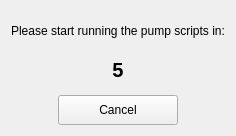
This is pol_waitingDialog.ui in CesarCarvajal/Oxymetry-Backup-2018 as Qt 5 draws it before an edit. The edited form follows.
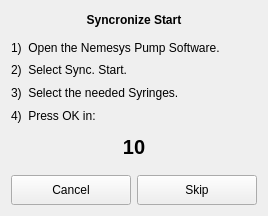
This is the edited form.

```diff
--- a/pol_waitingDialog.ui
+++ b/pol_waitingDialog.ui
@@ -9,8 +9,8 @@
    <rect>
     <x>0</x>
     <y>0</y>
-    <width>235</width>
-    <height>136</height>
+    <width>268</width>
+    <height>216</height>
    </rect>
   </property>
   <property name="windowTitle">
@@ -19,6 +19,23 @@
   <layout class="QVBoxLayout" name="verticalLayout_2">
    <item>
     <layout class="QVBoxLayout" name="verticalLayout">
+     <item>
+      <widget class="QLabel" name="label_3">
+       <property name="font">
+        <font>
+         <pointsize>9</pointsize>
+         <weight>75</weight>
+         <bold>true</bold>
+        </font>
+       </property>
+       <property name="text">
+        <string>Syncronize Start</string>
+       </property>
+       <property name="alignment">
+        <set>Qt::AlignCenter</set>
+       </property>
+      </widget>
+     </item>
      <item>
       <spacer name="verticalSpacer_3">
        <property name="orientation">
@@ -38,7 +55,28 @@
      <item>
       <widget class="QLabel" name="label_message">
        <property name="text">
-        <string>Please start running the pump scripts in:</string>
+        <string>1)  Open the Nemesys Pump Software.</string>
+       </property>
+      </widget>
+     </item>
+     <item>
+      <widget class="QLabel" name="label">
+       <property name="text">
+        <string>2)  Select Sync. Start.</string>
+       </property>
+      </widget>
+     </item>
+     <item>
+      <widget class="QLabel" name="label_2">
+       <property name="text">
+        <string>3)  Select the needed Syringes.</string>
+       </property>
+      </widget>
+     </item>
+     <item>
+      <widget class="QLabel" name="label_4">
+       <property name="text">
+        <string>4)  Press OK in:</string>
        </property>
       </widget>
      </item>
@@ -48,7 +86,7 @@
         <enum>Qt::Vertical</enum>
        </property>
        <property name="sizeType">
-        <enum>QSizePolicy::Minimum</enum>
+        <enum>QSizePolicy::Fixed</enum>
        </property>
        <property name="sizeHint" stdset="0">
         <size>
@@ -68,7 +106,7 @@
         </font>
        </property>
        <property name="text">
-        <string>5</string>
+        <string>10</string>
        </property>
        <property name="alignment">
         <set>Qt::AlignCenter</set>
@@ -85,8 +123,8 @@
        </property>
        <property name="sizeHint" stdset="0">
         <size>
-         <width>20</width>
-         <height>5</height>
+         <width>10</width>
+         <height>10</height>
         </size>
        </property>
       </spacer>
@@ -112,6 +150,25 @@
          </property>
         </widget>
        </item>
+       <item>
+        <widget class="QPushButton" name="pushButton_skip">
+         <property name="minimumSize">
+          <size>
+           <width>120</width>
+           <height>30</height>
+          </size>
+         </property>
+         <property name="maximumSize">
+          <size>
+           <width>120</width>
+           <height>30</height>
+          </size>
+         </property>
+         <property name="text">
+          <string>Skip</string>
+         </property>
+        </widget>
+       </item>
       </layout>
      </item>
     </layout>
```
